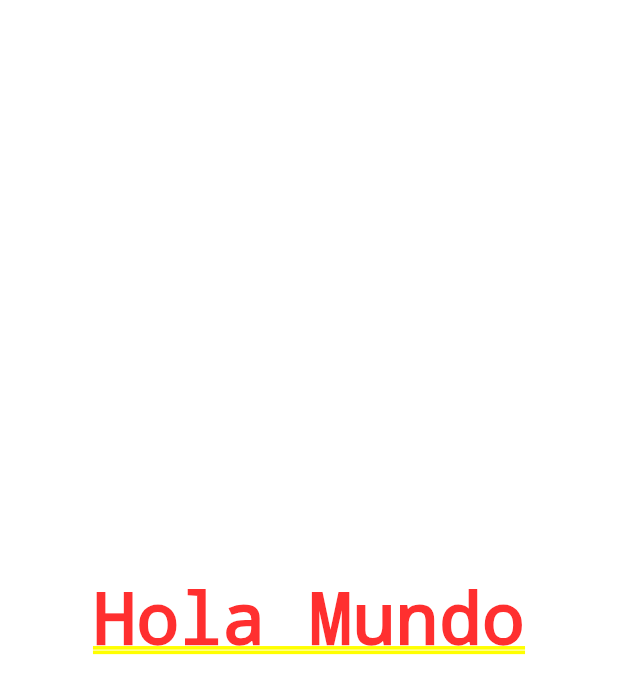
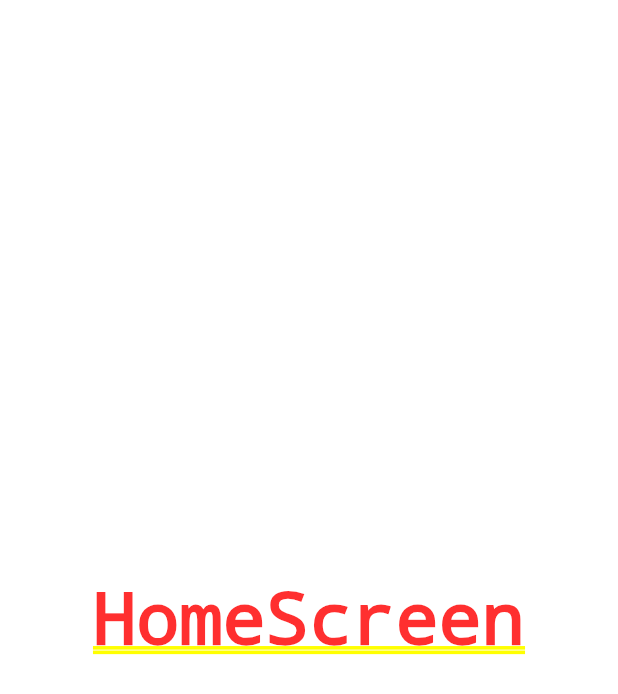
Before and after one commit to juanfranciscocis/First_Flutter_App_Improved_Counter, a Flutter app: the screen it shows after launch, on a phone screen of 412 x 824 dp. Shown: the top 694 px of the screen. Run offline on Flutter 3.47's test engine with Material 2 defaults, Android fonts, the light colour scheme and no system bars.

Commit message:
SEPARANDO EN ARCHIVOS

```diff
--- a/lib/main.dart
+++ b/lib/main.dart
@@ -1,3 +1,4 @@
+import 'package:counter_app_first_app/screens/home_screen.dart';
 import 'package:flutter/material.dart';
 
 void main(){
@@ -14,13 +15,11 @@ class MyApp extends StatelessWidget{
   @override
   Widget build(BuildContext context) {
     return const MaterialApp( //WIDGET PRINCIPAL! LE DECIMOS QUE ES UN MATERIAL DESIGN APP -> COMO ESTO ES ESTATICO ENTONCES USO CONST
-      //https://api.flutter.dev/flutter/material/MaterialApp-class.html
+      //https://api.flutter.dev/flutter/material/MaterialApp-class.html -> EXPLICACION DE LA CLASE PRINCIPAL
+      debugShowCheckedModeBanner: false, //HACE QUE DESAPARESCA EL BANNER ROJO DE LA PANTALLA DEL EMULADOR ('DEBUG')
 
-      home: Center(
-        child: Text('Hola Mundo'),
-      ),
-
-
+        //home es el homeScreen principal!!!
+      home: HomeScreen() //importa home_screen.dart
 
 
     );
--- /dev/null
+++ b/lib/screens/home_screen.dart
@@ -0,0 +1,20 @@
+
+//WIDGET PERSONALIZADO
+import 'package:flutter/material.dart';
+
+class HomeScreen extends StatelessWidget{
+  //CONSTRUCTOR DEL STATELESS WIDGET
+  const HomeScreen({Key? key}) : super(key: key);
+
+  //METODO PRINCIPAL DEL STATELESS WIDGET
+  @override
+  Widget build(BuildContext context) {
+    // TODO: implement build
+    return const Center(
+        child: Text('HomeScreen'),
+    );
+    //throw UnimplementedError(); //EN CASO DE QUE NO ENVIE NINGUN WIDGET -> NO TENGO EL RETURN
+  }
+
+
+}
```
